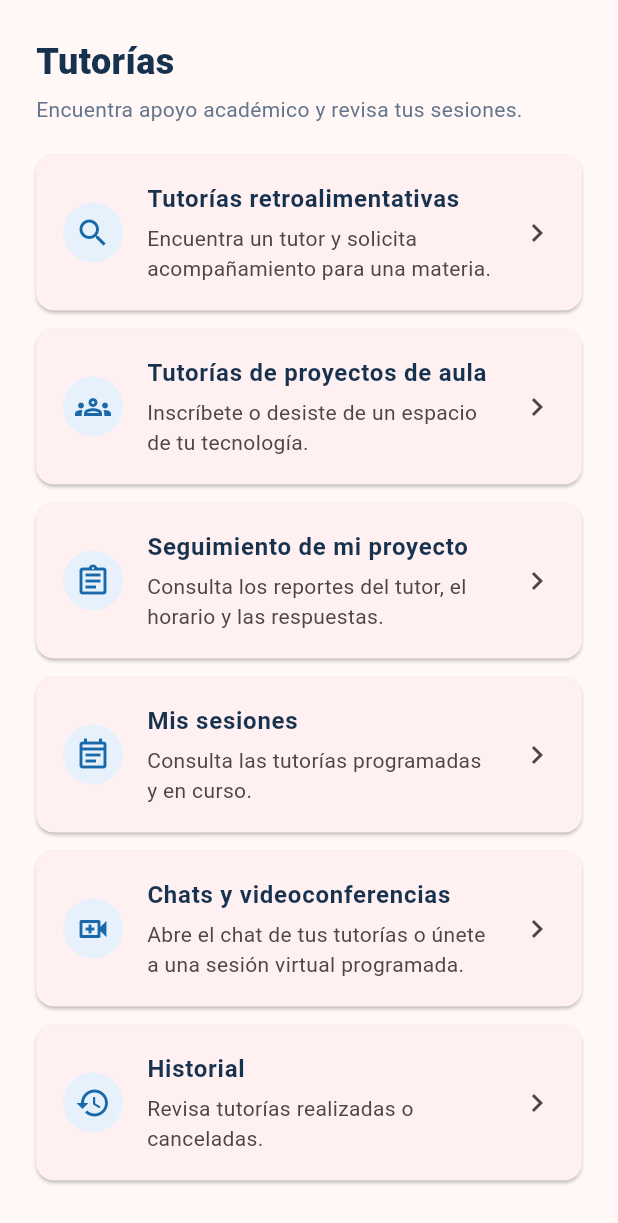
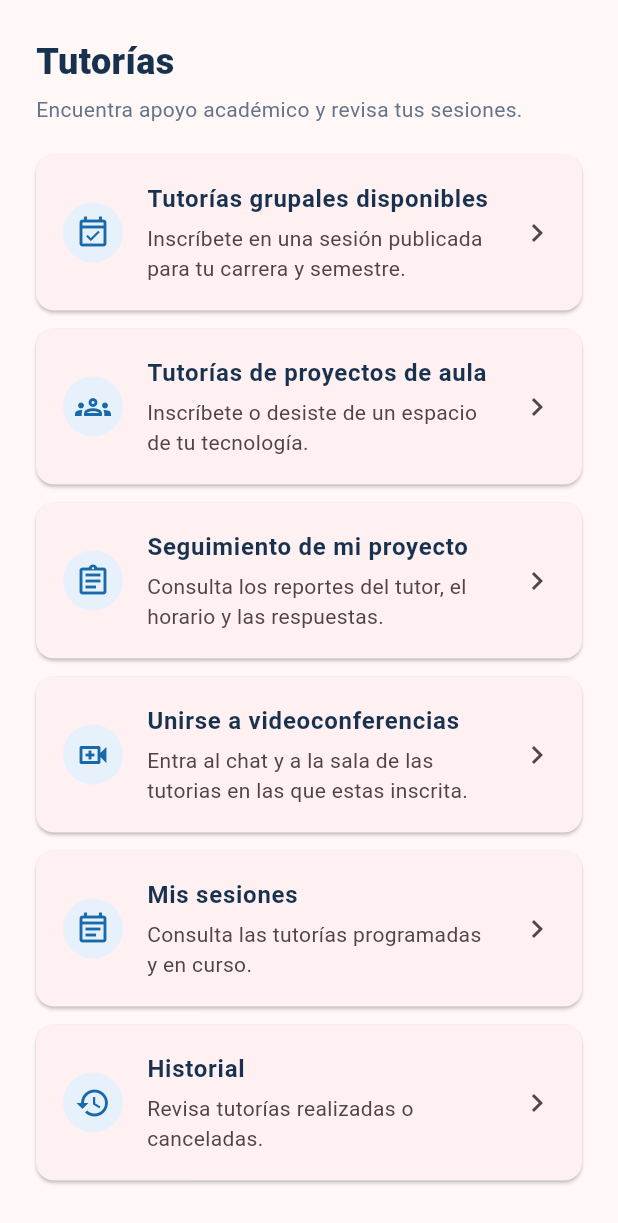
Before and after one commit to ErrorCape8/SearchTeach_P.A, a Flutter app: the StudentTutoringView widget shown alone on an empty page, opened directly with empty values, on a phone screen of 412 x 824 dp. Shown: the top 1223 px of the screen. Run offline on Flutter 3.47's test engine with Material 3 defaults, Android fonts, the phone set to English and light mode, and no system bars; our stand-ins replace dio, file_picker, firebase_core, firebase_messaging, flutter_local_notifications, flutter_riverpod and 3 more; missing offline and left inert: livekit_client; accounts and stored records are empty; network calls fail.

Commit message:
`fix(tutorias): actualizar chat y asistencia al finalizar la clase`

```diff
--- a/flutter/lib/features/estudiante/student_dashboard_page.dart
+++ b/flutter/lib/features/estudiante/student_dashboard_page.dart
@@ -69,7 +69,7 @@ class _StudentDashboardPageState extends ConsumerState<StudentDashboardPage> {
                       children: [
                         StudentHomeView(
                           data: dashboard,
-                          onBrowse: () => _openTutorSection('disponibles'),
+                          onBrowse: () => _openTutorSection('publicadas'),
                           onHistory: () => _openTutorSection('historial'),
                         ),
                         StudentTutoringView(
--- a/flutter/lib/features/estudiante/student_dashboard_tutoring.dart
+++ b/flutter/lib/features/estudiante/student_dashboard_tutoring.dart
@@ -81,13 +81,11 @@ class _StudentTutoringViewState extends ConsumerState<StudentTutoringView> {
           ),
           const SizedBox(height: 20),
           _MenuTile(
-            icon: Icons.search,
-            title: 'Tutorías retroalimentativas',
-            subtitle:
-                'Encuentra un tutor y solicita acompañamiento para una materia.',
-            onTap: () => setState(() => _section = 'disponibles'),
-          ),
-          _MenuTile(
+            icon: Icons.event_available_outlined,
+            title: 'Tutor\u00EDas grupales disponibles',
+            subtitle: 'Inscr\u00EDbete en una sesi\u00F3n publicada para tu carrera y semestre.',
+            onTap: () => setState(() => _section = 'publicadas'),
+          ),          _MenuTile(
             icon: Icons.groups_outlined,
             title: 'Tutorías de proyectos de aula',
             subtitle: 'Inscríbete o desiste de un espacio de tu tecnología.',
@@ -100,16 +98,16 @@ class _StudentTutoringViewState extends ConsumerState<StudentTutoringView> {
             onTap: () => setState(() => _section = 'seguimiento-proyecto'),
           ),
           _MenuTile(
+            icon: Icons.video_call_outlined,
+            title: 'Unirse a videoconferencias',
+            subtitle: 'Entra al chat y a la sala de las tutorias en las que estas inscrita.',
+            onTap: () => setState(() => _section = 'chats-videoconferencias'),
+          ),
+          _MenuTile(
             icon: Icons.event_note_outlined,
             title: 'Mis sesiones',
             subtitle: 'Consulta las tutorías programadas y en curso.',
             onTap: () => setState(() => _section = 'sesiones'),
-          ),
-          _MenuTile(
-            icon: Icons.video_call_outlined,
-            title: 'Chats y videoconferencias',
-            subtitle: 'Abre el chat de tus tutorías o únete a una sesión virtual programada.',
-            onTap: () => setState(() => _section = 'chats-videoconferencias'),
           ),
           _MenuTile(
             icon: Icons.history,
@@ -122,9 +120,9 @@ class _StudentTutoringViewState extends ConsumerState<StudentTutoringView> {
 
   Widget _sectionHeader() {
     final content = switch (_section) {
-      'disponibles' || 'solicitar' => (
-          'Tutorías retroalimentativas',
-          'Explora la disponibilidad publicada por los tutores.'
+      'publicadas' => (
+          'Tutor\u00EDas grupales disponibles',
+          'Inscr\u00EDbete en una sesi\u00F3n publicada para tu carrera y semestre.'
         ),
       'proyectos' => (
           'Tutorías de proyectos de aula',
@@ -132,7 +130,7 @@ class _StudentTutoringViewState extends ConsumerState<StudentTutoringView> {
         ),
       'sesiones' => ('Mis sesiones', 'Tutorías confirmadas y en curso.'),
       'chats-videoconferencias' => (
-          'Chats y videoconferencias',
+          'Unirse a videoconferencias',
           'Accede a la conversación o entra a la sala de tus sesiones.'
         ),
       _ => ('Historial', 'Tutorías realizadas o canceladas.'),
@@ -148,9 +146,8 @@ class _StudentTutoringViewState extends ConsumerState<StudentTutoringView> {
 
   Widget _sectionContent() {
     switch (_section) {
-      case 'disponibles':
-      case 'solicitar':
-        return _availableTutors();
+      case 'publicadas':
+        return _publishedGroupSessions();
       case 'proyectos':
         return _projectSpaces();
       case 'seguimiento-proyecto':
--- a/flutter/lib/features/estudiante/student_dashboard_tutoring_widgets.dart
+++ b/flutter/lib/features/estudiante/student_dashboard_tutoring_widgets.dart
@@ -208,7 +208,8 @@ class _GroupSessionCard extends StatelessWidget {
                   session.state != 'FINALIZADA' &&
                   session.end != null &&
                   session.end!.isAfter(DateTime.now()) &&
-                  session.modality.toUpperCase() == 'VIRTUAL') ...[
+                  (session.modality.toUpperCase() == 'VIRTUAL' ||
+                  session.modality.toUpperCase() == 'HIBRIDA')) ...[
                 const SizedBox(height: 10),
                 Align(
                   alignment: Alignment.centerRight,
@@ -221,7 +222,7 @@ class _GroupSessionCard extends StatelessWidget {
                       ),
                     )),
                     icon: const Icon(Icons.video_call_outlined),
-                    label: const Text('Unirme a tutoría virtual'),
+                    label: const Text('Unirme a videoconferencia'),
                   ),
                 ),
               ],
--- a/flutter/lib/main.dart
+++ b/flutter/lib/main.dart
@@ -7,6 +7,7 @@ import 'package:flutter_riverpod/flutter_riverpod.dart';
 import 'package:go_router/go_router.dart';
 import 'features/admin/admin_main_page.dart';
 import 'features/auth/login_page.dart';
+import 'features/auth/session_restore_page.dart';
 import 'features/auth/register_page.dart';
 import 'features/dashboard/dashboard_page.dart';
 import 'features/tutorias/coordinacion_tutorias_page.dart';
@@ -17,8 +18,9 @@ import 'features/estudiante/student_dashboard_page.dart';
 import 'features/notifications/notifications_page.dart';
 
 final _router = GoRouter(
-  initialLocation: '/login',
+  initialLocation: '/session',
   routes: [
+    GoRoute(path: '/session', builder: (_, __) => const SessionRestorePage()),
     GoRoute(path: '/login', builder: (_, __) => const LoginPage()),
     GoRoute(path: '/register', builder: (_, __) => const RegisterPage()),
     GoRoute(
```
Also changed, not shown: flutter/lib/features/auth/session_restore_page.dart (added, +92 -0 lines), flutter/lib/features/tutorias/coordinacion_dashboard_page.dart (+11 -3 lines), flutter/lib/features/tutorias/coordinacion_horarios_page.dart (+16 -0 lines), flutter/lib/features/tutorias/coordinacion_horarios_widgets.dart (+12 -0 lines), flutter/lib/features/tutorias/livekit_room_page.dart (+8 -3 lines).
